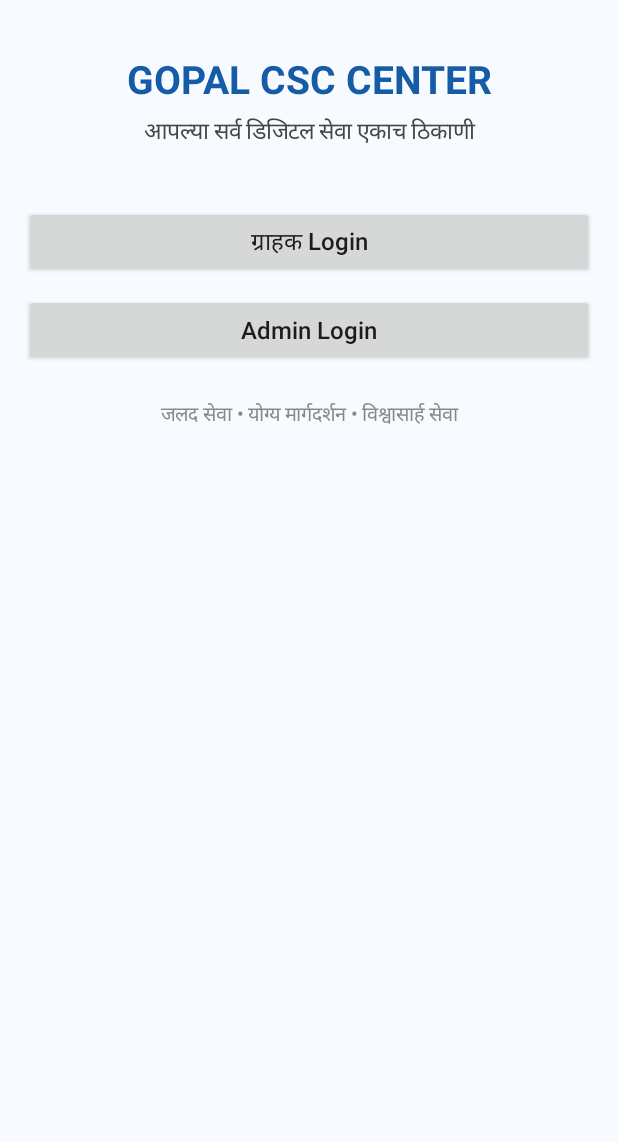
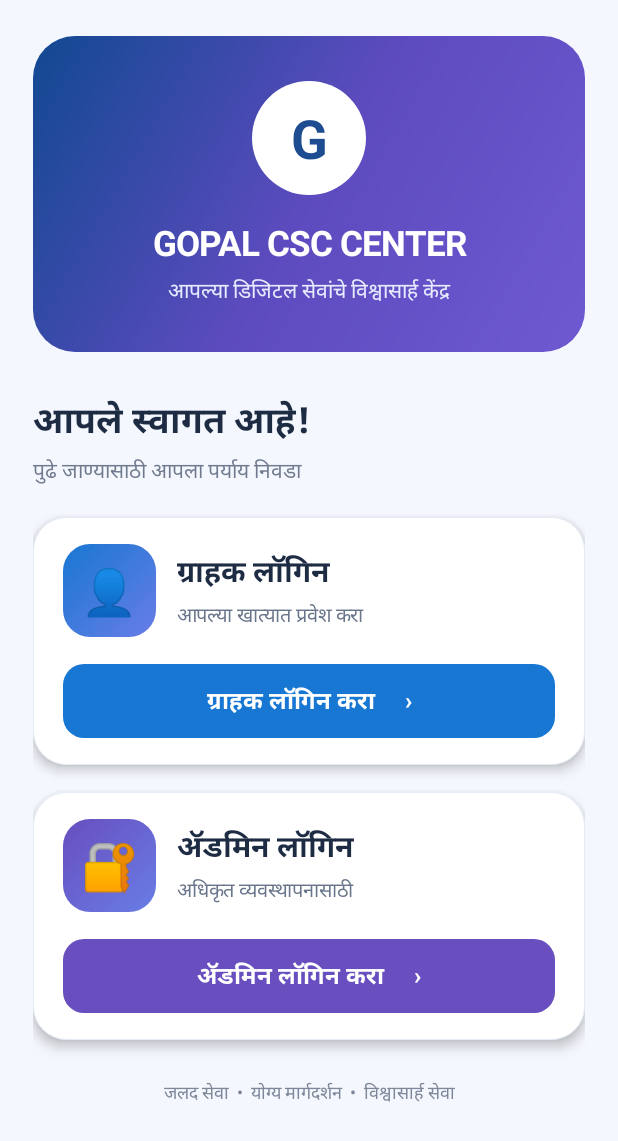
Before and after one commit to sj5397921-wq/Gopal-CSC-Center-New-App, an Android app: the screen it shows after launch (MainActivity), on a phone screen of 412 x 824 dp. Shown: the top 1141 px of the screen. Run offline under Robolectric (Android 15) with nearby library versions, the phone set to English and light mode, and no system bars; our stand-ins replace Firebase (no records; nobody signed in at launch, a user with empty details on screens opened directly).

Commit message:
Redesign app home screen with modern login cards

```diff
--- a/app/src/main/java/com/gopalcsccenter/app/MainActivity.kt
+++ b/app/src/main/java/com/gopalcsccenter/app/MainActivity.kt
@@ -81,21 +81,151 @@ class MainActivity : AppCompatActivity() {
         ).apply { setMargins(0, 8, 0, 8) })
     }
 
+    private fun dp(value: Int): Int = (value * resources.displayMetrics.density).toInt()
+
+    private fun homeCard(parent: LinearLayout, icon: String, title: String, subtitle: String, buttonText: String, accent: Int, action: () -> Unit) {
+        val card = LinearLayout(this).apply {
+            orientation = LinearLayout.VERTICAL
+            setPadding(dp(20), dp(18), dp(20), dp(18))
+            background = android.graphics.drawable.GradientDrawable().apply {
+                setColor(Color.WHITE)
+                cornerRadius = dp(22).toFloat()
+                setStroke(dp(1), Color.rgb(229, 235, 245))
+            }
+            elevation = dp(5).toFloat()
+        }
+        val top = LinearLayout(this).apply {
+            orientation = LinearLayout.HORIZONTAL
+            gravity = Gravity.CENTER_VERTICAL
+        }
+        val iconView = TextView(this).apply {
+            text = icon
+            textSize = 30f
+            gravity = Gravity.CENTER
+            setTextColor(Color.WHITE)
+            background = android.graphics.drawable.GradientDrawable(
+                android.graphics.drawable.GradientDrawable.Orientation.TL_BR,
+                intArrayOf(accent, Color.rgb(105, 125, 230))
+            ).apply { cornerRadius = dp(18).toFloat() }
+        }
+        top.addView(iconView, LinearLayout.LayoutParams(dp(62), dp(62)))
+        val texts = LinearLayout(this).apply {
+            orientation = LinearLayout.VERTICAL
+            setPadding(dp(14), 0, 0, 0)
+        }
+        texts.addView(TextView(this).apply {
+            text = title
+            textSize = 20f
+            setTextColor(Color.rgb(29, 43, 67))
+            setTypeface(null, android.graphics.Typeface.BOLD)
+        })
+        texts.addView(TextView(this).apply {
+            text = subtitle
+            textSize = 13f
+            setTextColor(Color.rgb(105, 117, 138))
+            setPadding(0, dp(4), 0, 0)
+        })
+        top.addView(texts, LinearLayout.LayoutParams(0, LinearLayout.LayoutParams.WRAP_CONTENT, 1f))
+        card.addView(top)
+        val button = TextView(this).apply {
+            text = "$buttonText     ›"
+            textSize = 16f
+            gravity = Gravity.CENTER
+            setTextColor(Color.WHITE)
+            setTypeface(null, android.graphics.Typeface.BOLD)
+            background = android.graphics.drawable.GradientDrawable().apply {
+                setColor(accent)
+                cornerRadius = dp(14).toFloat()
+            }
+            setPadding(dp(12), dp(13), dp(12), dp(13))
+            setOnClickListener { action() }
+        }
+        card.addView(button, LinearLayout.LayoutParams(LinearLayout.LayoutParams.MATCH_PARENT, LinearLayout.LayoutParams.WRAP_CONTENT).apply {
+            topMargin = dp(18)
+        })
+        parent.addView(card, LinearLayout.LayoutParams(LinearLayout.LayoutParams.MATCH_PARENT, LinearLayout.LayoutParams.WRAP_CONTENT).apply {
+            bottomMargin = dp(18)
+        })
+        card.setOnClickListener { action() }
+    }
+
     private fun showHome() {
-        val page = basePage()
-        addHeading(page, "GOPAL CSC CENTER", "आपल्या सर्व डिजिटल सेवा एकाच ठिकाणी")
-        val spacer = TextView(this).apply { text = ""; height = 28 }
-        page.addView(spacer)
-        addAction(page, "ग्राहक Login") { showCustomerLogin() }
-        addAction(page, "Admin Login") { showAdminLogin() }
-        page.addView(TextView(this).apply {
-            text = "जलद सेवा • योग्य मार्गदर्शन • विश्वासार्ह सेवा"
-            textSize = 13f
-            setTextColor(Color.GRAY)
+        val root = LinearLayout(this).apply {
+            orientation = LinearLayout.VERTICAL
+            setBackgroundColor(Color.rgb(244, 247, 253))
+        }
+        val scroll = ScrollView(this).apply { isFillViewport = true }
+        val content = LinearLayout(this).apply {
+            orientation = LinearLayout.VERTICAL
+            setPadding(dp(22), dp(24), dp(22), dp(24))
+        }
+
+        val hero = LinearLayout(this).apply {
+            orientation = LinearLayout.VERTICAL
             gravity = Gravity.CENTER
-            setPadding(0, 26, 0, 0)
+            setPadding(dp(20), dp(30), dp(20), dp(30))
+            background = android.graphics.drawable.GradientDrawable(
+                android.graphics.drawable.GradientDrawable.Orientation.TL_BR,
+                intArrayOf(Color.rgb(17, 73, 145), Color.rgb(92, 75, 190), Color.rgb(111, 89, 210))
+            ).apply {
+                cornerRadius = dp(28).toFloat()
+            }
+        }
+        hero.addView(TextView(this).apply {
+            text = "G"
+            textSize = 36f
+            gravity = Gravity.CENTER
+            setTextColor(Color.rgb(30, 76, 145))
+            setTypeface(null, android.graphics.Typeface.BOLD)
+            background = android.graphics.drawable.GradientDrawable().apply {
+                setColor(Color.WHITE)
+                shape = android.graphics.drawable.GradientDrawable.OVAL
+            }
+        }, LinearLayout.LayoutParams(dp(76), dp(76)))
+        hero.addView(TextView(this).apply {
+            text = "GOPAL CSC CENTER"
+            textSize = 23f
+            gravity = Gravity.CENTER
+            setTextColor(Color.WHITE)
+            setTypeface(null, android.graphics.Typeface.BOLD)
+            setPadding(0, dp(16), 0, dp(6))
         })
-        setContentView(page)
+        hero.addView(TextView(this).apply {
+            text = "आपल्या डिजिटल सेवांचे विश्वासार्ह केंद्र"
+            textSize = 14f
+            gravity = Gravity.CENTER
+            setTextColor(Color.rgb(230, 235, 255))
+        })
+        content.addView(hero, LinearLayout.LayoutParams(LinearLayout.LayoutParams.MATCH_PARENT, LinearLayout.LayoutParams.WRAP_CONTENT).apply {
+            bottomMargin = dp(28)
+        })
+
+        content.addView(TextView(this).apply {
+            text = "आपले स्वागत आहे!"
+            textSize = 24f
+            setTextColor(Color.rgb(29, 43, 67))
+            setTypeface(null, android.graphics.Typeface.BOLD)
+        })
+        content.addView(TextView(this).apply {
+            text = "पुढे जाण्यासाठी आपला पर्याय निवडा"
+            textSize = 14f
+            setTextColor(Color.rgb(112, 123, 143))
+            setPadding(0, dp(5), 0, dp(20))
+        })
+
+        homeCard(content, "👤", "ग्राहक लॉगिन", "आपल्या खात्यात प्रवेश करा", "ग्राहक लॉगिन करा", Color.rgb(24, 119, 210)) { showCustomerLogin() }
+        homeCard(content, "🔐", "ॲडमिन लॉगिन", "अधिकृत व्यवस्थापनासाठी", "ॲडमिन लॉगिन करा", Color.rgb(104, 78, 190)) { showAdminLogin() }
+
+        content.addView(TextView(this).apply {
+            text = "जलद सेवा  •  योग्य मार्गदर्शन  •  विश्वासार्ह सेवा"
+            textSize = 12f
+            gravity = Gravity.CENTER
+            setTextColor(Color.rgb(125, 135, 153))
+            setPadding(0, dp(8), 0, dp(10))
+        })
+        scroll.addView(content)
+        root.addView(scroll)
+        setContentView(root)
     }
 
     private fun mobileEmail(mobile: String): String = "91${mobile}@gopalcsccenter.app"
```
